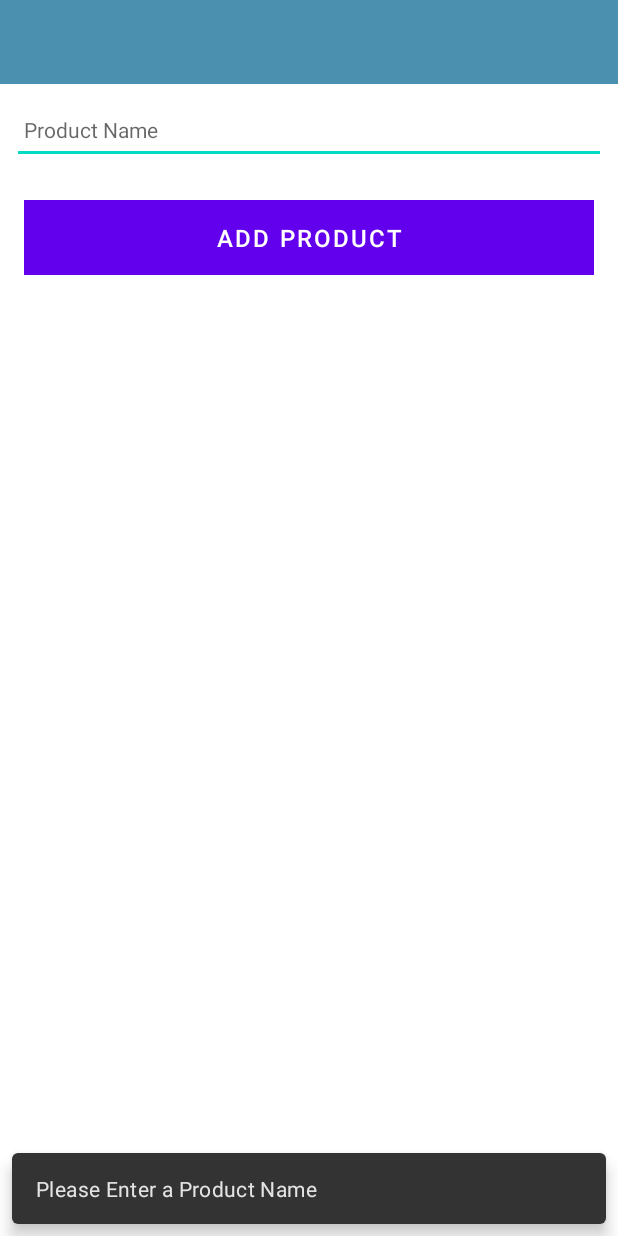
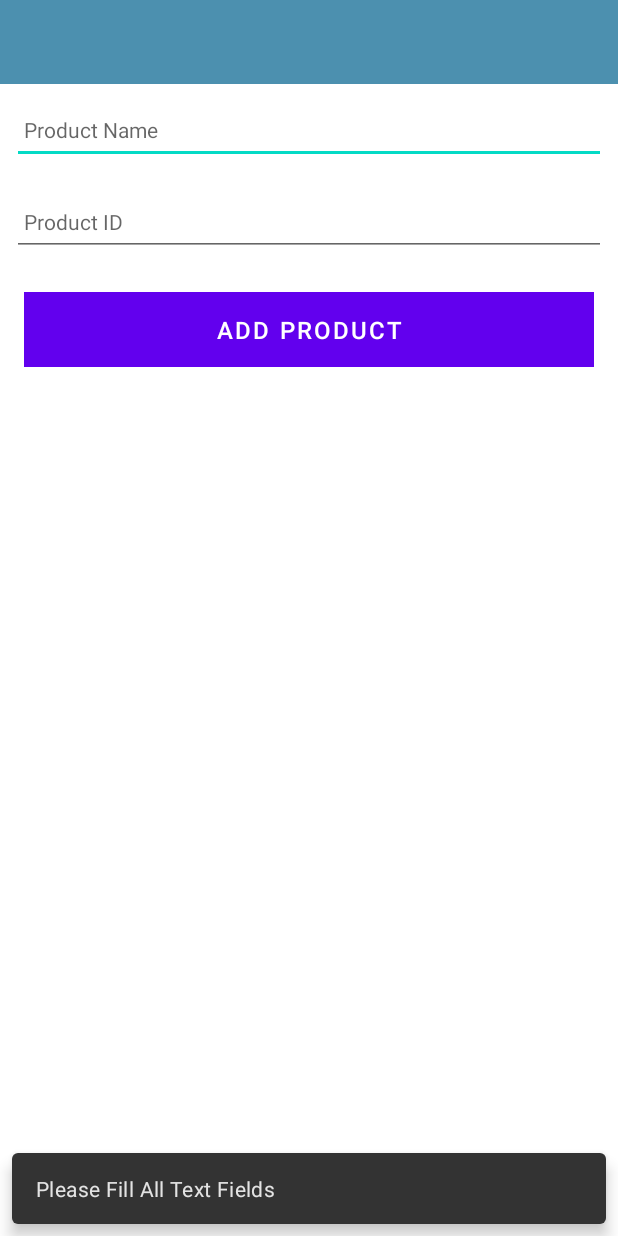
Before and after one commit to EmranJK/Onlineshop_Android, an Android app: the screen it shows after launch (OnlineshopActivity), after a tap on "ADD PRODUCT", on a phone screen of 412 x 824 dp. Run offline under Robolectric (Android 15) with nearby library versions, the phone set to English and light mode, and no system bars; our stand-ins replace Timber; 2 statements that could not run were skipped.

Commit message:
Added ArrayList and New Model Field

```diff
--- a/app/src/main/java/ie/wit/onlineshop/activities/OnlineshopActivity.kt
+++ b/app/src/main/java/ie/wit/onlineshop/activities/OnlineshopActivity.kt
@@ -13,6 +13,8 @@ class OnlineshopActivity : AppCompatActivity() {
     private lateinit var binding: ActivityOnlineshopBinding
     var product = OnlineshopModel()
 
+    val products = ArrayList<OnlineshopModel>()
+
     override fun onCreate(savedInstanceState: Bundle?) {
         super.onCreate(savedInstanceState)
 
@@ -25,12 +27,15 @@ class OnlineshopActivity : AppCompatActivity() {
 
         binding.btnAdd.setOnClickListener() {
             product.name = binding.productName.text.toString()
-            if (product.name.isNotEmpty()) {
-                i("add Button Pressed: $product.name")
+            product.id = binding.productId.text.toString().toInt()
+            if (product.name.isNotEmpty() && product.id.toString().isNotEmpty()) {
+                products.add(product)
+                println(products.get(0))
+                i("add Button Pressed: $product.name $product.id")
             }
             else {
                 Snackbar
-                    .make(it,"Please Enter a Product Name", Snackbar.LENGTH_LONG)
+                    .make(it,"Please Fill All Text Fields", Snackbar.LENGTH_LONG)
                     .show()
             }
         }
--- a/app/src/main/java/ie/wit/onlineshop/models/OnlineshopModel.kt
+++ b/app/src/main/java/ie/wit/onlineshop/models/OnlineshopModel.kt
@@ -1,3 +1,3 @@
 package ie.wit.onlineshop.models
 
-data class OnlineshopModel(var name: String = "")
+data class OnlineshopModel(var name: String = "", var id: Int = 0)
--- a/app/src/main/res/layout/activity_onlineshop.xml
+++ b/app/src/main/res/layout/activity_onlineshop.xml
@@ -54,6 +54,21 @@
                     android:textColor="@color/colorPrimaryDark"
                     android:textSize="14sp" />
 
+
+                <EditText
+                    android:id="@+id/productId"
+                    android:layout_width="match_parent"
+                    android:layout_height="45dp"
+                    android:layout_margin="8dp"
+                    android:autofillHints="hint"
+                    android:hint="@string/hint_productId"
+                    android:inputType="number"
+                    android:maxLength="25"
+                    android:maxLines="1"
+                    android:padding="8dp"
+                    android:textColor="@color/colorPrimaryDark"
+                    android:textSize="14sp" />
+
                 <Button
                     android:id="@+id/btnAdd"
                     android:layout_width="match_parent"
--- a/app/src/main/res/values/strings.xml
+++ b/app/src/main/res/values/strings.xml
@@ -2,4 +2,5 @@
     <string name="app_name">Onlineshop</string>
     <string name="button_addProduct">Add Product</string>
     <string name="hint_productName">Product Name</string>
+    <string name="hint_productId">Product ID</string>
 </resources>
```
